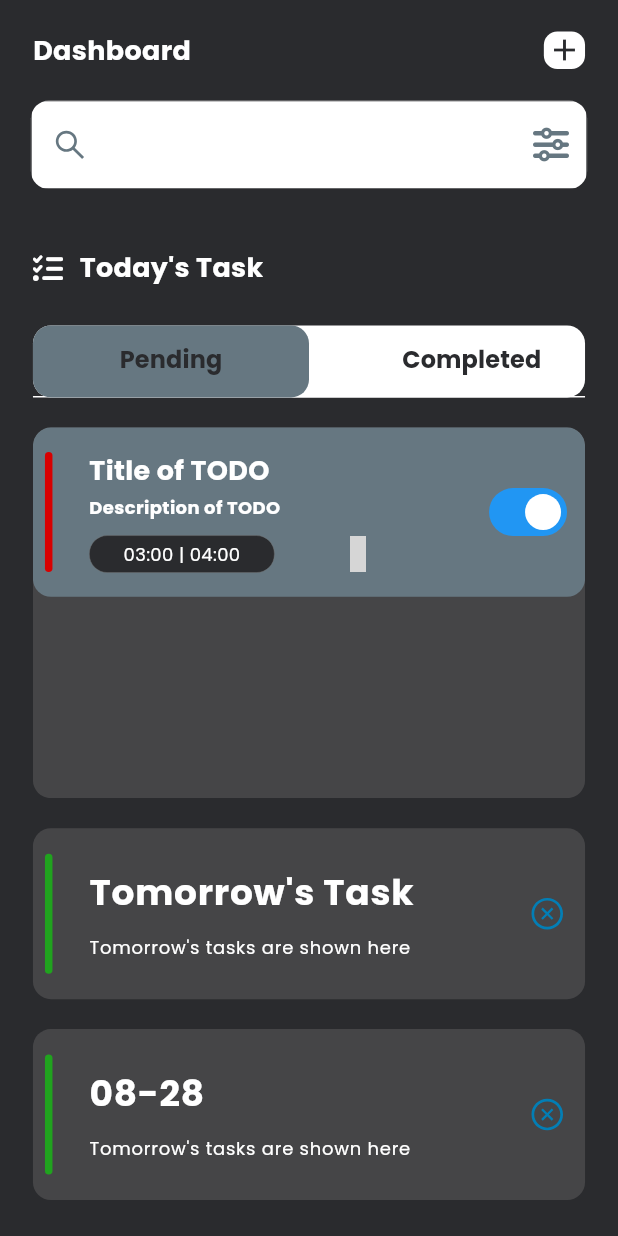
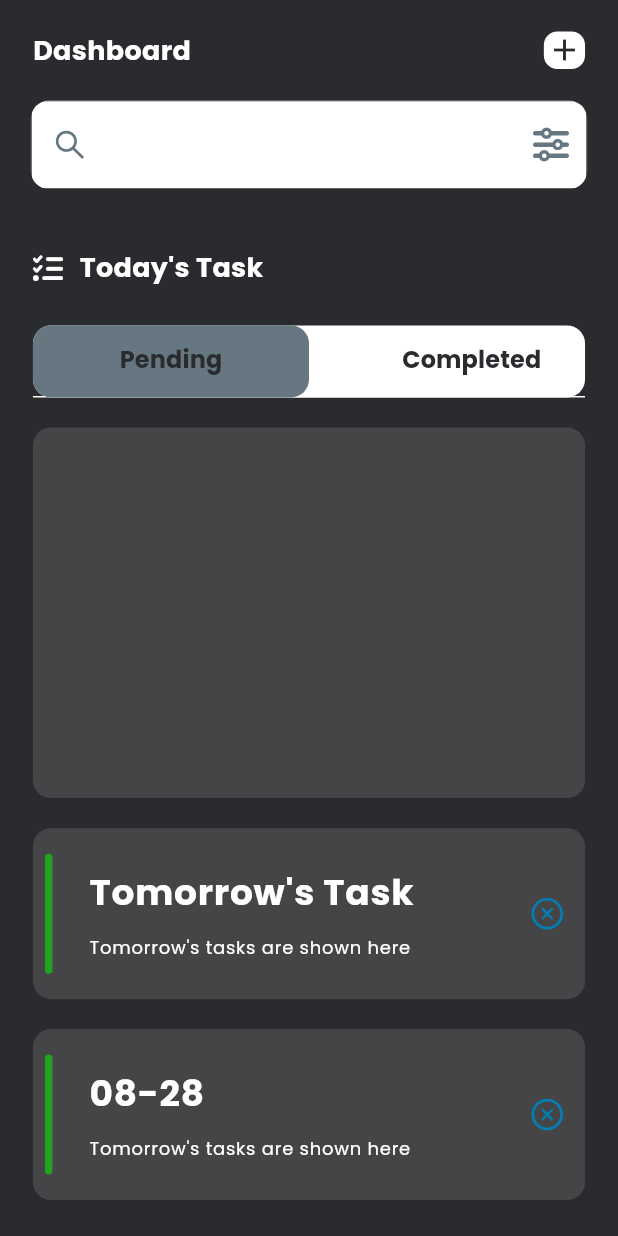
Before and after one commit to ehsaaaaan0/Task-Management-App-Using-Flutter-Riverpod-2.0, a Flutter app: the screen it shows after launch, on a phone screen of 412 x 824 dp. Run offline on Flutter 3.47's test engine with Material 3 defaults, Android fonts, the phone set to English and light mode, and no system bars; drawn by our look-alikes of dynamic_color; our stand-ins replace country_picker, flutter_datetime_picker_plus, flutter_screenutil, flutter_vector_icons, google_fonts, hooks_riverpod and 4 more; accounts and stored records are empty; generated files the repository leaves out were written again; grey boxes are pictures that could not be loaded.

Commit message:
fix Datbase issues

```diff
--- a/lib/features/todo/pages/homepage.dart
+++ b/lib/features/todo/pages/homepage.dart
@@ -2,6 +2,7 @@ import 'package:flutter/material.dart';
 import 'package:flutter_screenutil/flutter_screenutil.dart';
 import 'package:flutter_vector_icons/flutter_vector_icons.dart';
 import 'package:hooks_riverpod/hooks_riverpod.dart';
+import 'package:task_management/common/models/task_model.dart';
 import 'package:task_management/common/utils/constants.dart';
 import 'package:task_management/common/widgets/appstyle.dart';
 import 'package:task_management/common/widgets/custom_text.dart';
@@ -9,9 +10,12 @@ import 'package:task_management/common/widgets/height_spacer.dart';
 import 'package:task_management/common/widgets/reusable_text.dart';
 import 'package:task_management/common/widgets/width_spacer.dart';
 import 'package:task_management/common/widgets/xpansion_tiles.dart';
+import 'package:task_management/features/todo/controllers/todo/todo_provider.dart';
 import 'package:task_management/features/todo/controllers/xpension_provider.dart';
 import 'package:task_management/features/todo/pages/add.dart';
 import 'package:task_management/features/todo/widgets/todo_tiles.dart';
+
+import '../widgets/today_task.dart';
 
 class Homepage extends ConsumerStatefulWidget {
   const Homepage({super.key});
@@ -28,6 +32,7 @@ class _HomepageState extends ConsumerState<Homepage>
 
   @override
   Widget build(BuildContext context) {
+    ref.watch(todoStateProvider.notifier).refresh();
     return Scaffold(
         appBar: AppBar(
           backgroundColor: Colors.transparent,
@@ -166,19 +171,9 @@ class _HomepageState extends ConsumerState<Homepage>
                         BorderRadius.all(Radius.circular(AppConst.kRadius)),
                     child: TabBarView(controller: tabController, children: [
                       Container(
-                        color: AppConst.kBkLight,
-                        height: AppConst.kHeight * 0.3,
-                        child: ListView(
-                          children: [
-                            TODOTile(
-                              start: "03:00",
-                              end: "04:00",
-                              switcher:
-                                  Switch(value: true, onChanged: (value) {}),
-                            )
-                          ],
-                        ),
-                      ),
+                          color: AppConst.kBkLight,
+                          height: AppConst.kHeight * 0.3,
+                          child: const TodayTask()),
                       Container(
                         color: AppConst.kBkLight,
                         height: AppConst.kHeight * 0.3,
--- /dev/null
+++ b/lib/features/todo/widgets/today_task.dart
@@ -0,0 +1,45 @@
+import 'package:flutter/material.dart';
+import 'package:flutter_vector_icons/flutter_vector_icons.dart';
+import 'package:hooks_riverpod/hooks_riverpod.dart';
+import 'package:task_management/common/models/task_model.dart';
+import 'package:task_management/features/todo/controllers/todo/todo_provider.dart';
+import 'package:task_management/features/todo/widgets/todo_tiles.dart';
+
+class TodayTask extends ConsumerWidget {
+  const TodayTask({
+    super.key,
+  });
+
+  @override
+  Widget build(BuildContext context, WidgetRef ref) {
+    List<Task> listData = ref.watch(todoStateProvider);
+    String today = ref.read(todoStateProvider.notifier).getToday();
+    var todayList = listData
+        .where((element) =>
+            element.isCompleted == 0 && element.date!.contains(today))
+        .toList();
+    return ListView.builder(
+        itemCount: todayList.length,
+        itemBuilder: (context, index) {
+          final data = todayList[index];
+          bool isCompleted =
+              ref.read(todoStateProvider.notifier).getStaus(data);
+          dynamic color = ref.read(todoStateProvider.notifier).getRandomColor();
+          return TODOTile(
+            delete: () {
+              ref.read(todoStateProvider.notifier).deleteTodo(data.id ?? 0);
+            },
+            title: data.title,
+            description: data.description,
+            start: data.startTime,
+            end: data.endTime,
+            color: color,
+            editWidget: GestureDetector(
+              onTap: () {},
+              child: const Icon(MaterialCommunityIcons.circle_edit_outline),
+            ),
+            switcher: Switch(value: isCompleted, onChanged: (value) {}),
+          );
+        });
+  }
+}
--- a/lib/features/todo/widgets/todo_tiles.dart
+++ b/lib/features/todo/widgets/todo_tiles.dart
@@ -16,7 +16,8 @@ class TODOTile extends StatelessWidget {
       this.start,
       this.end,
       this.editWidget,
-      this.delete, this.switcher});
+      this.delete,
+      this.switcher});
 
   final Color? color;
   final String? title;
@@ -53,9 +54,9 @@ class TODOTile extends StatelessWidget {
                               Radius.circular(AppConst.kRadius)),
                           color: color ?? AppConst.kRed),
                     ),
-                    WidthSpacer(h: 15),
+                    const WidthSpacer(h: 15),
                     Padding(
-                      padding: EdgeInsets.all(8.h),
+                      padding: EdgeInsets.all(4.h),
                       child: SizedBox(
                         width: AppConst.kWidth * 0.6,
                         child: Column(
@@ -89,7 +90,7 @@ class TODOTile extends StatelessWidget {
                                           style: appStyle(12, AppConst.kLight,
                                               FontWeight.normal))),
                                 ),
-                                WidthSpacer(h: 20),
+                                const WidthSpacer(h: 20),
                                 Row(
                                   children: [
                                     SizedBox(
```
Also changed, not shown: lib/common/healpers/db_helper.dart (+16 -3 lines), lib/common/utils/constants.dart (+9 -0 lines), lib/features/todo/controllers/todo/todo_provider.dart (+11 -0 lines), lib/main.dart (+7 -7 lines).
